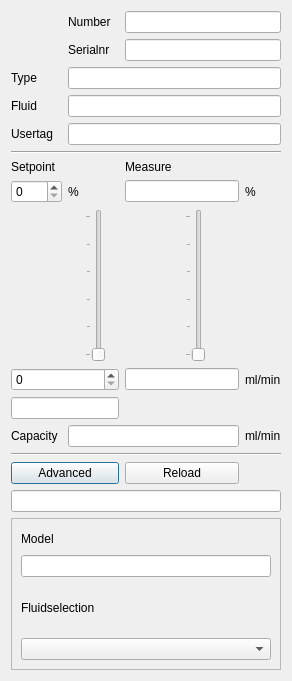
The window that ui/flowchannel.ui (ArJKloek/FlowControl) describes before a commit, drawn with Qt 5.
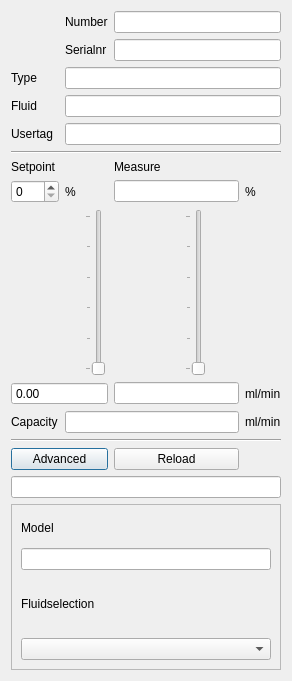
The same window after the commit.

Commit message: spin to double spin

Diff of the .ui file:
```diff
--- a/ui/flowchannel.ui
+++ b/ui/flowchannel.ui
@@ -150,6 +150,16 @@
      </property>
     </widget>
    </item>
+   <item row="11" column="0" colspan="2">
+    <widget class="QDoubleSpinBox" name="ds_setpoint_flow">
+     <property name="buttonSymbols">
+      <enum>QAbstractSpinBox::NoButtons</enum>
+     </property>
+     <property name="specialValueText">
+      <string/>
+     </property>
+    </widget>
+   </item>
    <item row="2" column="1" colspan="3">
     <widget class="QLineEdit" name="le_type">
      <property name="enabled">
@@ -274,9 +284,6 @@
      </property>
     </widget>
    </item>
-   <item row="11" column="0" colspan="2">
-    <widget class="QSpinBox" name="sb_setpoint_flow"/>
-   </item>
    <item row="15" column="2">
     <widget class="QPushButton" name="pb_reload">
      <property name="text">
@@ -308,13 +315,6 @@
    <item row="16" column="0" colspan="4">
     <widget class="QLineEdit" name="le_status"/>
    </item>
-   <item row="12" column="0" colspan="2">
-    <widget class="QLineEdit" name="le_setpoint_flow">
-     <property name="inputMethodHints">
-      <set>Qt::ImhDigitsOnly</set>
-     </property>
-    </widget>
-   </item>
   </layout>
  </widget>
  <resources>
```
The commit also changes 1 other file.
